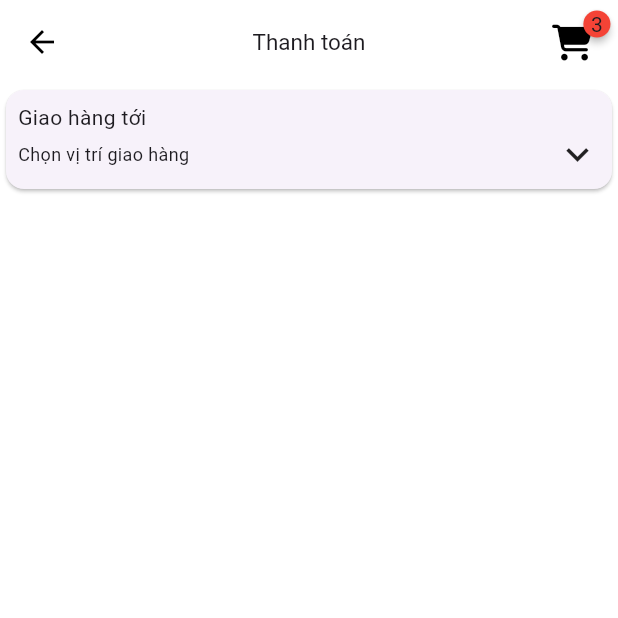
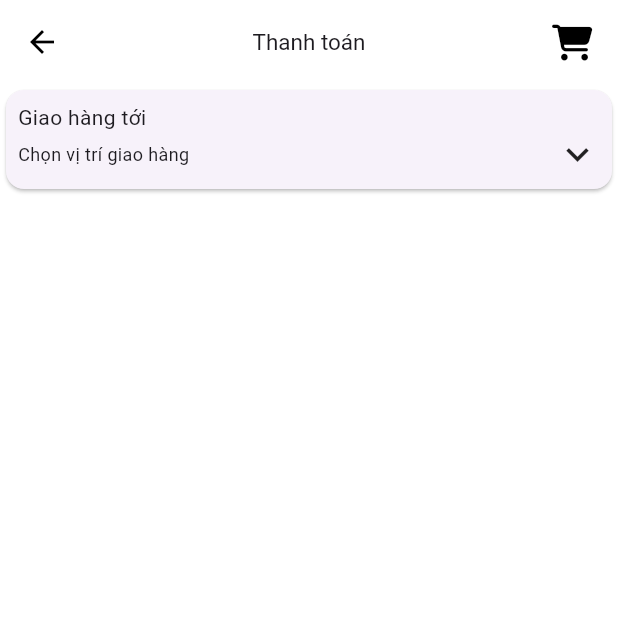
Before and after one commit to ThuatPhan/ElectroShop, a Flutter app: the CheckoutScreen screen opened directly with empty values, on a phone screen of 412 x 824 dp, the top half of it. Run offline on Flutter 3.47's test engine with Material 3 defaults, Android fonts, the phone set to English and light mode, and no system bars; drawn by our look-alikes of badges; our stand-ins replace carousel_slider, flutter_bloc, flutter_dotenv, font_awesome_flutter, get_it, salomon_bottom_bar and 2 more; missing offline and left inert: auth0_flutter, flutter_stripe; accounts and stored records are empty; network calls fail.

Commit message:
Fix cart icon in checkout_screen

```diff
--- a/lib/presentation/screens/checkout_screen.dart
+++ b/lib/presentation/screens/checkout_screen.dart
@@ -1,18 +1,15 @@
 import 'dart:convert';
 
-import 'package:badges/badges.dart' as badges;
 import 'package:electro_shop/constants.dart';
 import 'package:electro_shop/data/services/auth_service.dart';
 import 'package:electro_shop/domain/entities/product_item_entity.dart';
 import 'package:electro_shop/presentation/utils/format_price.dart';
-import 'package:electro_shop/presentation/utils/theme_provider.dart';
+import 'package:electro_shop/presentation/widgets/cart_icon_widget.dart';
 import 'package:electro_shop/presentation/widgets/location_picker_widget.dart';
 import 'package:electro_shop/presentation/widgets/product_item_widget.dart';
 import 'package:flutter/material.dart';
 import 'package:flutter_stripe/flutter_stripe.dart' as stripe;
-import 'package:font_awesome_flutter/font_awesome_flutter.dart';
 import 'package:http/http.dart';
-import 'package:provider/provider.dart';
 
 class CheckoutScreen extends StatefulWidget {
   const CheckoutScreen({super.key, required this.products});
@@ -166,27 +163,8 @@ class _CheckoutScreenState extends State<CheckoutScreen> {
             style: TextStyle(fontSize: headerSize)
           )
         ),
-        actions: [
-          Container(
-            margin: const EdgeInsets.only(right: 8),
-            child: IconButton(
-              onPressed: () {},
-              icon: badges.Badge(
-                position: badges.BadgePosition.topEnd(top: -15, end: -15),
-                badgeContent: const Text('3'),
-                child: Consumer<ThemeProvider>(
-                  builder: (context, themeProvider, _) {
-                    return Icon(
-                      FontAwesomeIcons.cartShopping,
-                      color: themeProvider.themeMode == ThemeMode.dark
-                          ? Colors.white
-                          : Colors.black,
-                    );
-                  },
-                ),
-              ),
-            ),
-          ),
+        actions: const [
+          CartIconWidget()
         ],
       ),
       body: Column(
```
